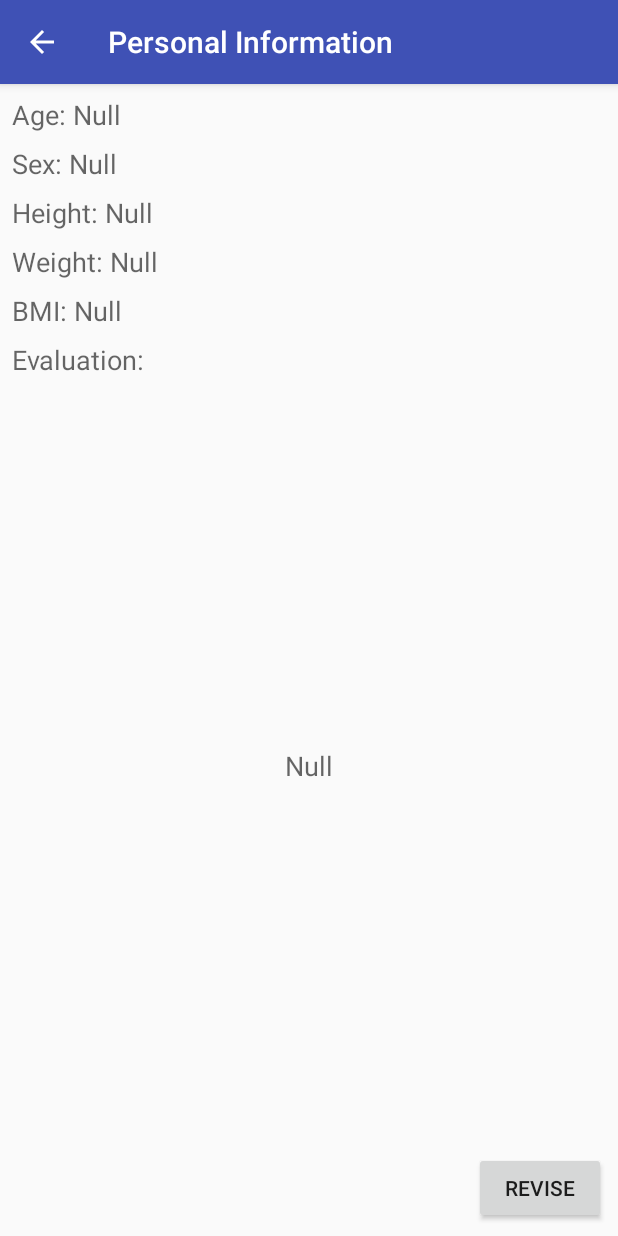
After one commit to wilson1745/Project_Master2, an Android app: the PersonalActivity screen opened directly, with no data from a screen before it, on a phone screen of 412 x 824 dp. The commit adds this screen. Run offline under Robolectric (Android 15) with nearby library versions, the phone set to English and light mode, and no system bars.

```diff
--- /dev/null
+++ b/app/src/main/java/wilson/com/project_master2/Activities/PersonalActivity.java
@@ -0,0 +1,70 @@
+package wilson.com.project_master2.Activities;
+
+import android.content.Intent;
+import android.support.v7.app.AppCompatActivity;
+import android.os.Bundle;
+import android.view.MenuItem;
+import android.view.View;
+import android.widget.Button;
+import android.widget.TextView;
+
+import org.w3c.dom.Text;
+
+import wilson.com.project_master2.R;
+
+public class PersonalActivity extends AppCompatActivity {
+
+   TextView age_v, sex_v, height_v, weight_v;
+   TextView bmi_v, evaluation_v;
+   Button btn_revise;
+
+   @Override
+   protected void onCreate(Bundle savedInstanceState) {
+      super.onCreate(savedInstanceState);
+      setContentView(R.layout.activity_personal);
+      getSupportActionBar().setTitle("Personal Information");
+      setBackbutton();
+
+      findView();
+
+      btn_revise.setOnClickListener(new View.OnClickListener() {
+         @Override
+         public void onClick(View v) {
+            Intent intent = new Intent(PersonalActivity.this, CalculateAvtivity.class);
+            startActivity(intent);
+         }
+      });
+   }
+
+   private void findView() {
+      age_v    = findViewById(R.id.age_view);
+      sex_v    = findViewById(R.id.sex_view);
+      height_v = findViewById(R.id.height_view);
+      weight_v = findViewById(R.id.weight_view);
+      bmi_v    = findViewById(R.id.bmi_view);
+      evaluation_v = findViewById(R.id.evalution_view);
+      btn_revise = findViewById(R.id.btn_revise);
+   }
+
+   private void setBackbutton() {
+      if(getSupportActionBar() != null) {
+         getSupportActionBar().setDisplayHomeAsUpEnabled(true);
+         getSupportActionBar().setDisplayShowHomeEnabled(true);
+      }
+   }
+
+   @Override
+   public void onBackPressed() {
+      int count = getFragmentManager().getBackStackEntryCount();
+
+      if(count == 0) super.onBackPressed();
+      else getFragmentManager().popBackStack();
+   }
+
+   @Override
+   public boolean onOptionsItemSelected(MenuItem item) {
+      if(item.getItemId() == android.R.id.home) finish();
+
+      return super.onOptionsItemSelected(item);
+   }
+}
--- a/app/src/main/java/wilson/com/project_master2/Fragments/InstructFragment.java
+++ b/app/src/main/java/wilson/com/project_master2/Fragments/InstructFragment.java
@@ -34,7 +34,6 @@ public class InstructFragment extends Fragment {
    public InstructFragment() {
       // Required empty public constructor
    }
-
 
    @Override
    public View onCreateView(LayoutInflater inflater, ViewGroup container, Bundle savedInstanceState) {
--- a/app/src/main/java/wilson/com/project_master2/Fragments/ListFragment.java
+++ b/app/src/main/java/wilson/com/project_master2/Fragments/ListFragment.java
@@ -162,7 +162,7 @@ public class ListFragment extends Fragment {
    }
 
    /**
-    * 需要界面重新展示时调用这个方法
+    * 需要介面重新展示時調用這個方法
     */
    @Override
    public void onHiddenChanged(boolean hidden) {
--- /dev/null
+++ b/app/src/main/res/layout/activity_personal.xml
@@ -0,0 +1,159 @@
+<?xml version="1.0" encoding="utf-8"?>
+<android.support.constraint.ConstraintLayout xmlns:android="http://schemas.android.com/apk/res/android"
+    xmlns:app="http://schemas.android.com/apk/res-auto"
+    xmlns:tools="http://schemas.android.com/tools"
+    android:layout_width="match_parent"
+    android:layout_height="match_parent"
+    tools:context="wilson.com.project_master2.Activities.PersonalActivity">
+
+    <TextView
+        android:id="@+id/textView3"
+        android:layout_width="wrap_content"
+        android:layout_height="wrap_content"
+        android:layout_marginLeft="8dp"
+        android:layout_marginStart="8dp"
+        android:layout_marginTop="8dp"
+        android:text="Evaluation: "
+        android:textAppearance="@style/TextAppearance.AppCompat.Medium"
+        app:layout_constraintStart_toStartOf="parent"
+        app:layout_constraintTop_toBottomOf="@+id/textView4" />
+
+    <TextView
+        android:id="@+id/textView4"
+        android:layout_width="wrap_content"
+        android:layout_height="wrap_content"
+        android:layout_marginLeft="8dp"
+        android:layout_marginStart="8dp"
+        android:layout_marginTop="8dp"
+        android:text="BMI: "
+        android:textAppearance="@style/TextAppearance.AppCompat.Medium"
+        app:layout_constraintStart_toStartOf="parent"
+        app:layout_constraintTop_toBottomOf="@+id/textView6" />
+
+    <Button
+        android:id="@+id/btn_revise"
+        android:layout_width="wrap_content"
+        android:layout_height="wrap_content"
+        android:layout_marginBottom="8dp"
+        android:layout_marginEnd="8dp"
+        android:layout_marginRight="8dp"
+        android:text="revise"
+        app:layout_constraintBottom_toBottomOf="parent"
+        app:layout_constraintEnd_toEndOf="parent" />
+
+    <TextView
+        android:id="@+id/bmi_view"
+        android:layout_width="wrap_content"
+        android:layout_height="wrap_content"
+        android:layout_marginTop="8dp"
+        android:text="Null"
+        android:textAppearance="@style/TextAppearance.AppCompat.Medium"
+        app:layout_constraintStart_toEndOf="@+id/textView4"
+        app:layout_constraintTop_toBottomOf="@+id/textView6" />
+
+    <TextView
+        android:id="@+id/evalution_view"
+        android:layout_width="wrap_content"
+        android:layout_height="wrap_content"
+        android:layout_marginBottom="8dp"
+        android:layout_marginEnd="8dp"
+        android:layout_marginLeft="8dp"
+        android:layout_marginRight="8dp"
+        android:layout_marginStart="8dp"
+        android:layout_marginTop="8dp"
+        android:text="Null"
+        android:textAppearance="@style/TextAppearance.AppCompat.Medium"
+        app:layout_constraintBottom_toTopOf="@+id/btn_revise"
+        app:layout_constraintEnd_toEndOf="parent"
+        app:layout_constraintStart_toStartOf="parent"
+        app:layout_constraintTop_toBottomOf="@+id/textView3" />
+
+    <TextView
+        android:id="@+id/textView"
+        android:layout_width="wrap_content"
+        android:layout_height="wrap_content"
+        android:layout_marginLeft="8dp"
+        android:layout_marginStart="8dp"
+        android:layout_marginTop="8dp"
+        android:text="Age: "
+        android:textAppearance="@style/TextAppearance.AppCompat.Medium"
+        app:layout_constraintStart_toStartOf="parent"
+        app:layout_constraintTop_toTopOf="parent" />
+
+    <TextView
+        android:id="@+id/textView2"
+        android:layout_width="wrap_content"
+        android:layout_height="wrap_content"
+        android:layout_marginLeft="8dp"
+        android:layout_marginStart="8dp"
+        android:layout_marginTop="8dp"
+        android:text="Sex: "
+        android:textAppearance="@style/TextAppearance.AppCompat.Medium"
+        app:layout_constraintStart_toStartOf="parent"
+        app:layout_constraintTop_toBottomOf="@+id/textView" />
+
+    <TextView
+        android:id="@+id/textView5"
+        android:layout_width="wrap_content"
+        android:layout_height="wrap_content"
+        android:layout_marginLeft="8dp"
+        android:layout_marginStart="8dp"
+        android:layout_marginTop="8dp"
+        android:text="Height: "
+        android:textAppearance="@style/TextAppearance.AppCompat.Medium"
+        app:layout_constraintStart_toStartOf="parent"
+        app:layout_constraintTop_toBottomOf="@+id/textView2" />
+
+    <TextView
+        android:id="@+id/textView6"
+        android:layout_width="wrap_content"
+        android:layout_height="wrap_content"
+        android:layout_marginLeft="8dp"
+        android:layout_marginStart="8dp"
+        android:layout_marginTop="8dp"
+        android:text="Weight: "
+        android:textAppearance="@style/TextAppearance.AppCompat.Medium"
+        app:layout_constraintStart_toStartOf="parent"
+        app:layout_constraintTop_toBottomOf="@+id/textView5" />
+
+    <TextView
+        android:id="@+id/age_view"
+        android:layout_width="wrap_content"
+        android:layout_height="wrap_content"
+        android:layout_marginTop="8dp"
+        android:text="Null"
+        android:textAppearance="@style/TextAppearance.AppCompat.Medium"
+        app:layout_constraintStart_toEndOf="@+id/textView"
+        app:layout_constraintTop_toTopOf="parent" />
+
+    <TextView
+        android:id="@+id/sex_view"
+        android:layout_width="wrap_content"
+        android:layout_height="wrap_content"
+        android:layout_marginTop="8dp"
+        android:text="Null"
+        android:textAppearance="@style/TextAppearance.AppCompat.Medium"
+        app:layout_constraintStart_toEndOf="@+id/textView2"
+        app:layout_constraintTop_toBottomOf="@+id/age_view" />
+
+    <TextView
+        android:id="@+id/height_view"
+        android:layout_width="wrap_content"
+        android:layout_height="wrap_content"
+        android:layout_marginTop="8dp"
+        android:text="Null"
+        android:textAppearance="@style/TextAppearance.AppCompat.Medium"
+        app:layout_constraintStart_toEndOf="@+id/textView5"
+        app:layout_constraintTop_toBottomOf="@+id/sex_view" />
+
+    <TextView
+        android:id="@+id/weight_view"
+        android:layout_width="wrap_content"
+        android:layout_height="wrap_content"
+        android:layout_marginTop="8dp"
+        android:text="Null"
+        android:textAppearance="@style/TextAppearance.AppCompat.Medium"
+        app:layout_constraintStart_toEndOf="@+id/textView6"
+        app:layout_constraintTop_toBottomOf="@+id/height_view" />
+
+</android.support.constraint.ConstraintLayout>
--- a/app/src/main/res/layout/fragment_advance.xml
+++ b/app/src/main/res/layout/fragment_advance.xml
@@ -6,9 +6,9 @@
     tools:context=".Fragments.AdvanceFragment">
 
     <!-- TODO: Update blank fragment layout -->
-    <TextView
+    <ListView
+        android:id="@+id/ad_list"
         android:layout_width="match_parent"
-        android:layout_height="match_parent"
-        android:text="advance" />
+        android:layout_height="match_parent" />
 
 </FrameLayout>
```
Also changed, not shown: app/src/main/AndroidManifest.xml (+8 -2 lines), app/src/main/java/wilson/com/project_master2/Activities/CalculateAvtivity.java (added, +90 -0 lines), app/src/main/java/wilson/com/project_master2/Activities/EmailActivity.java (added, +95 -0 lines), app/src/main/java/wilson/com/project_master2/Fragments/AdvanceFragment.java (+49 -2 lines), app/src/main/java/wilson/com/project_master2/MainActivity.java (+12 -15 lines), app/src/main/java/wilson/com/project_master2/SQLiteOpenHelper/myDB.java (+14 -0 lines), app/src/main/res/layout/activity_calculate.xml (added, +93 -0 lines), app/src/main/res/layout/activity_email.xml (added, +68 -0 lines).
